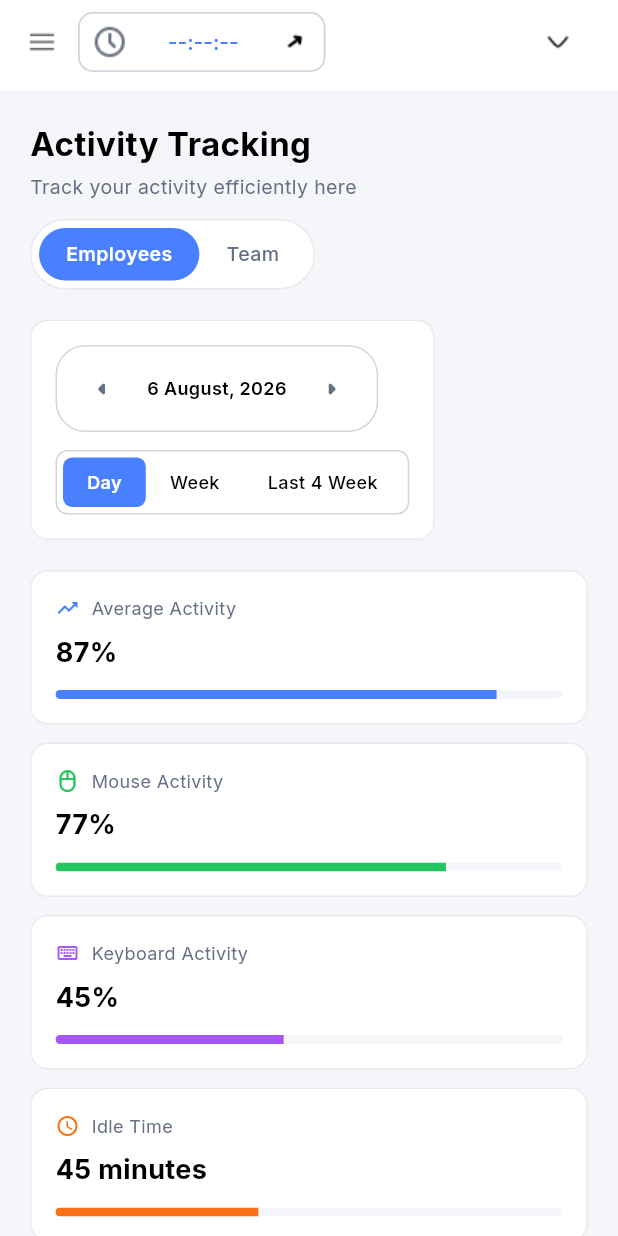
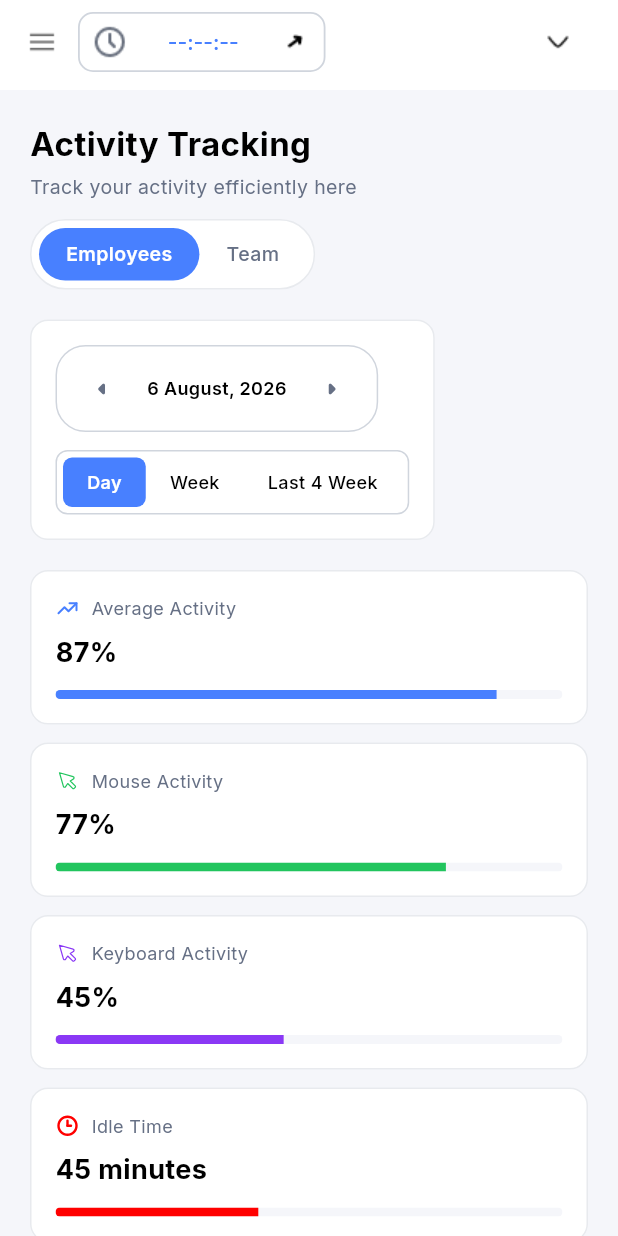
Before and after one commit to huzaifa-huzzi/Employee_monitoring_system, a Flutter app: the VendorActivityTracking screen opened by its route, on a phone screen of 412 x 824 dp. Run offline on Flutter 3.47's test engine with Material 3 defaults, Android fonts, the phone set to English and light mode, and no system bars; our stand-ins replace country_picker, dropdown_button2, fl_chart, flutter_svg, get, go_router and 2 more.

Commit message:
Structure of Vendor Activity is done

```diff
--- a/lib/Panel/Vendor/VendorActivityTracking/Widget/vendorActivityTrackingWidget.dart
+++ b/lib/Panel/Vendor/VendorActivityTracking/Widget/vendorActivityTrackingWidget.dart
@@ -25,7 +25,6 @@ class VendorActivityTrackingWidget extends StatelessWidget {
         const SizedBox(height: 20),
         _buildMetricsRow(context),
         const SizedBox(height: 24),
-        // Switch between Main Table & Single Container Detail View
         Obx(() {
           if (controller.isDetailView.value) {
             return _buildEmployeeDetailView(context, controller);
@@ -393,7 +392,7 @@ class VendorActivityTrackingWidget extends StatelessWidget {
         final cards = [
           _buildMetricCard(
             context: context,
-            icon: Icons.trending_up,
+            iconPath: IconString.averageActivity,
             title: "Average Activity",
             value: "87%",
             progress: 0.87,
@@ -401,27 +400,27 @@ class VendorActivityTrackingWidget extends StatelessWidget {
           ),
           _buildMetricCard(
             context: context,
-            icon: Icons.mouse_outlined,
+            iconPath: IconString.mouseActivity,
             title: "Mouse Activity",
             value: "77%",
             progress: 0.77,
-            progressColor: const Color(0xFF22C55E),
+            progressColor: AppColors.approvedColor,
           ),
           _buildMetricCard(
             context: context,
-            icon: Icons.keyboard_outlined,
+            iconPath: IconString.keyboardActivity,
             title: "Keyboard Activity",
             value: "45%",
             progress: 0.45,
-            progressColor: const Color(0xFFA855F7),
+            progressColor: AppColors.graphColor,
           ),
           _buildMetricCard(
             context: context,
-            icon: Icons.access_time_rounded,
+            iconPath: IconString.idleTime,
             title: "Idle Time",
             value: "45 minutes",
             progress: 0.40,
-            progressColor: const Color(0xFFF97316),
+            progressColor: AppColors.rejectedColor,
           ),
         ];
 
@@ -459,7 +458,7 @@ class VendorActivityTrackingWidget extends StatelessWidget {
     required String value,
     required double progress,
     required Color progressColor,
-    required IconData icon,
+    required String iconPath,
   }) {
     return Container(
       padding: const EdgeInsets.all(16),
@@ -473,7 +472,15 @@ class VendorActivityTrackingWidget extends StatelessWidget {
         children: [
           Row(
             children: [
-              Icon(icon, size: 16, color: progressColor),
+              SvgPicture.asset(
+                iconPath,
+                width: 16,
+                height: 16,
+                colorFilter: ColorFilter.mode(
+                  progressColor,
+                  BlendMode.srcIn,
+                ),
+              ),
               const SizedBox(width: 8),
               Expanded(
                 child: Text(
```
